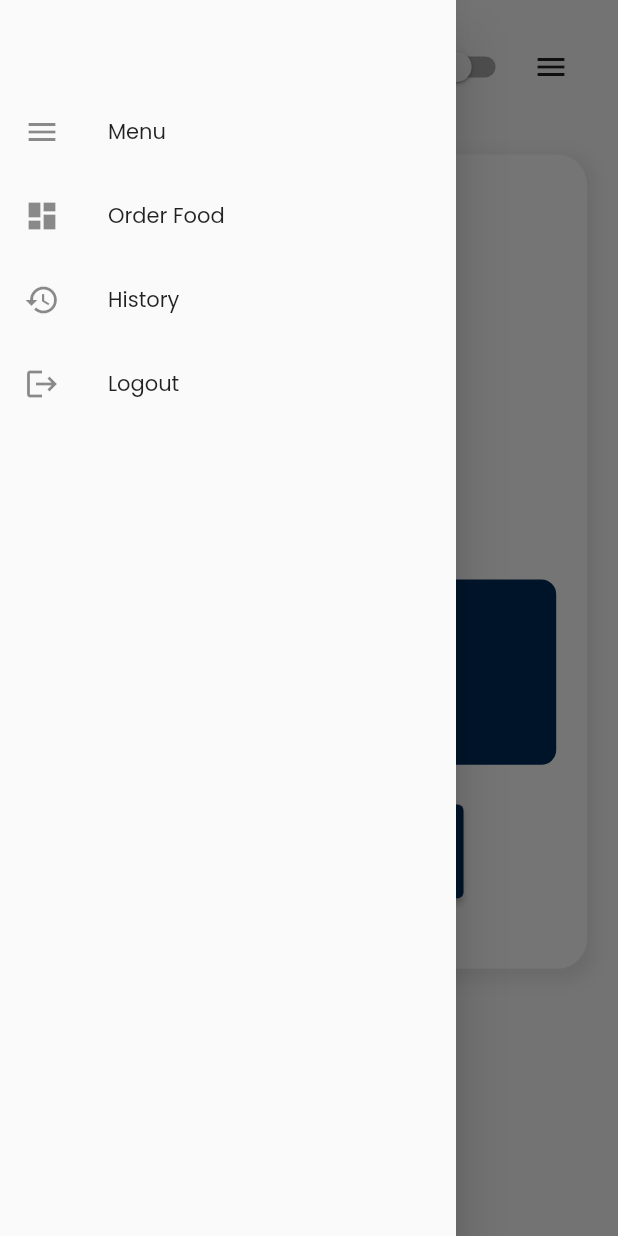
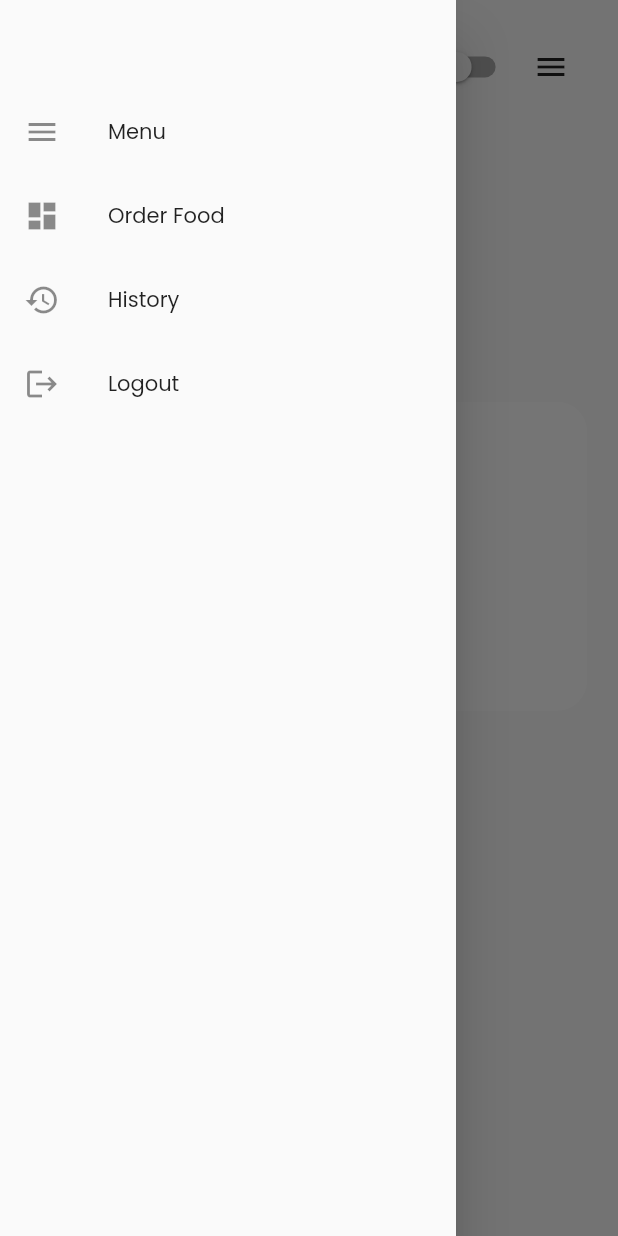
Before and after one commit to amaning1/lunch_ordering, a Flutter app: the MenuScreen screen opened by its route, with the side drawer open, on a phone screen of 412 x 824 dp. Run offline on Flutter 3.47's test engine with Material 2 defaults, Android fonts, the phone set to English and light mode, and no system bars; our stand-ins replace shared_preferences; accounts and stored records are empty; network calls fail.

Commit message:
Lunch ordering Application

```diff
--- a/lib/components.dart
+++ b/lib/components.dart
@@ -54,7 +54,7 @@ Widget row(String type, bool isloading, onPressed) {
   return Row(
     mainAxisAlignment: MainAxisAlignment.spaceBetween,
     children: [
-      Text(type, style: menuLarge),
+      Text(type, style: KMENUTextStyle),
       Button(text: 'ADD', isLoading: isloading, onPressed: onPressed)
     ],
   );
--- a/lib/constants.dart
+++ b/lib/constants.dart
@@ -3,6 +3,7 @@ import 'package:flutter/material.dart';
 Color blue = Color(0xFF007AFF);
 Color darkblue = Color(0xFF002C59);
 Color grayish = Color(0xFFE4EBF2);
+Color container = Color(0xFF80E4EBF2);
 
 bool state = false;
 bool SwitchSelected = false;
--- a/lib/main.dart
+++ b/lib/main.dart
@@ -15,6 +15,7 @@ import 'package:lunch_ordering/screens/sign-in.dart';
 import 'package:lunch_ordering/screens/sign-up.dart';
 import 'package:lunch_ordering/screens/loading-screen.dart';
 import 'package:lunch_ordering/screens/splash-screen.dart';
+import 'package:lunch_ordering/screens/user-mainpage.dart';
 import 'package:lunch_ordering/screens/view-history.dart';
 import 'package:provider/provider.dart';
 import 'package:lunch_ordering/providers/Manage.dart';
@@ -55,6 +56,7 @@ class MyApp extends StatelessWidget {
           '/adminViewOrders': (context) => AdminViewOrders(),
           '/adminAddUser': (context) => AdminAddUser(),
           '/adminApprovalRequests': (context) => AdminApprovalRequests(),
+          '/User': (context) => UserMain(),
         },
       ),
     );
--- a/lib/providers/Manage.dart
+++ b/lib/providers/Manage.dart
@@ -8,6 +8,7 @@ class Manage extends ChangeNotifier {
   bool _isloadingregister = false;
   bool _isloadingmenu = false;
   bool _menuloading = false;
+  bool _isMenu = false;
   List<ChipData> Chips = [];
 
   bool get isloadingmenu => _isloadingmenu;
@@ -39,6 +40,10 @@ class Manage extends ChangeNotifier {
     return _isloading;
   }
 
+  bool get isMenu {
+    return _isMenu;
+  }
+
   bool get menuloading {
     return _menuloading;
   }
@@ -49,6 +54,11 @@ class Manage extends ChangeNotifier {
 
   bool get rememberMe {
     return _rememberMe;
+  }
+
+  void changeMenu(bool isMenu) {
+    _isMenu = isMenu;
+    notifyListeners();
   }
 
   void changemenuStatus(bool isLoading) {
--- a/lib/providers/auth_provider.dart
+++ b/lib/providers/auth_provider.dart
@@ -17,7 +17,7 @@ class AuthProvider extends Manage {
   final TextEditingController nameController = TextEditingController();
   TextEditingController numberController = TextEditingController();
   TextEditingController passwordController = TextEditingController();
-
+  late User user;
   Future loadUserNumberPassword() async {
     try {
       SharedPreferences prefs = await SharedPreferences.getInstance();
@@ -103,7 +103,7 @@ class AuthProvider extends Manage {
       changeStatus(false);
 
       var rest = jsonDecode(data)['data'];
-      User user = User.fromJson(rest);
+      user = User.fromJson(rest);
       saveToken(user.token);
       saveUserDetails(user.phone_number, passwordController.text);
       print(user.phone_number);
@@ -113,7 +113,7 @@ class AuthProvider extends Manage {
 
       if (user.type == "chef" || user.type == "admin") {
         saveToken(user.token);
-        Navigator.pushNamed(context, '/fourth');
+        Navigator.pushNamed(context, '/allMenus');
       } else {
         saveToken(user.token);
         Navigator.pushNamed(context, '/splash');
--- a/lib/screens/main-screen.dart
+++ b/lib/screens/main-screen.dart
@@ -109,6 +109,16 @@ class _MenuScreenState extends State<MenuScreen> {
           padding: EdgeInsets.only(
               left: width * 0.05, right: width * 0.05, top: width * 0.05),
           child: Stack(children: <Widget>[
+            foodProvider.isMenu
+                ? Positioned(
+                    left: width * 0.33,
+                    top: width * 0.13,
+                    child: Container(
+                      child: Image.asset('images/img_1.png',
+                          height: width * 0.175, width: width * 0.25),
+                    ),
+                  )
+                : SizedBox(),
             Row(
               mainAxisAlignment: MainAxisAlignment.spaceBetween,
               children: [
@@ -136,7 +146,8 @@ class _MenuScreenState extends State<MenuScreen> {
               ],
             ),
             SizedBox(height: height * 0.10),
-            Padding(
+            foodProvider.isMenu
+                ? Padding(
                     padding: EdgeInsets.only(top: width * 0.20),
                     child: Container(
                       decoration: BoxDecoration(
@@ -188,22 +199,23 @@ class _MenuScreenState extends State<MenuScreen> {
                                   Container(
                                       decoration: BoxDecoration(
                                         color: darkblue,
-                                  borderRadius:
-                                      BorderRadius.all(Radius.circular(10)),
+                                        borderRadius: BorderRadius.all(
+                                            Radius.circular(10)),
                                       ),
                                       height: width * 0.3,
                                       child: Padding(
                                         padding: const EdgeInsets.all(8.0),
                                         child: TextFormField(
                                             cursorColor: Colors.white,
-                                      controller:
-                                          foodProvider.textFieldController,
+                                            controller: foodProvider
+                                                .textFieldController,
                                             style: TextStyle(
                                               color: Colors.white,
                                             ),
                                             decoration: InputDecoration(
                                                 border: InputBorder.none,
-                                          focusedBorder: InputBorder.none)),
+                                                focusedBorder:
+                                                    InputBorder.none)),
                                       )),
                                   SizedBox(height: height * 0.02),
                                   Center(
@@ -225,13 +237,23 @@ class _MenuScreenState extends State<MenuScreen> {
                             ]),
                       ),
                     ),
+                  )
+                : Padding(
+                    padding: EdgeInsets.only(top: height * 0.30),
+                    child: Container(
+                      height: height * 0.25,
+                      width: height * 0.6,
+                      decoration: BoxDecoration(
+                        color: Colors.white,
+                        borderRadius: BorderRadius.only(
+                            topLeft: Radius.circular(20),
+                            topRight: Radius.circular(20),
+                            bottomLeft: Radius.circular(20),
+                            bottomRight: Radius.circular(20)),
                       ),
-            Positioned(
-              left: width * 0.33,
-              top: width * 0.13,
-              child: Container(
-                child: Image.asset('images/img_1.png',
-                    height: width * 0.175, width: width * 0.25),
+                      child: Center(
+                          child:
+                              Text('No Menu for Today', style: KCardTextStyle)),
                     ),
                   ),
           ]),
--- a/lib/screens/menu/admin-add-user.dart
+++ b/lib/screens/menu/admin-add-user.dart
@@ -77,6 +77,11 @@ class _AdminAddUserState extends State<AdminAddUser> {
                     Container(
                       decoration: BoxDecoration(
                         color: Colors.white,
+                        borderRadius: BorderRadius.only(
+                            topLeft: Radius.circular(20),
+                            topRight: Radius.circular(20),
+                            bottomLeft: Radius.circular(20),
+                            bottomRight: Radius.circular(20)),
                         boxShadow: [
                           BoxShadow(
                             color: Colors.grey.withOpacity(0.2),
--- a/lib/screens/menu/admin-add.dart
+++ b/lib/screens/menu/admin-add.dart
@@ -88,8 +88,7 @@ class _AdminAddState extends State<AdminAdd> {
                             padding: const EdgeInsets.symmetric(
                                 vertical: 7, horizontal: 10),
                             deleteIconColor: Colors.red,
-                            onDeleted: () =>
-                                foodProvider.deleteFoodChip(chip.id),
+                            onDeleted: () => foodProvider.removeDrink(chip.id),
                           )).toList(),
                     ),
                   )
@@ -105,8 +104,7 @@ class _AdminAddState extends State<AdminAdd> {
                             padding: const EdgeInsets.symmetric(
                                 vertical: 7, horizontal: 10),
                             deleteIconColor: Colors.red,
-                            onDeleted: () =>
-                                foodProvider.deleteDrinkChip(chip.id),
+                            onDeleted: () => foodProvider.removeDrink(chip.id),
                           )).toList(),
                     ),
                   ),
--- a/lib/screens/view-history.dart
+++ b/lib/screens/view-history.dart
@@ -33,7 +33,7 @@ class _ViewHistoryState extends State<ViewHistory> {
       body: SingleChildScrollView(
         child: Padding(
           padding: EdgeInsets.only(
-              top: height * 0.04, left: height * 0.02, right: height * 0.04),
+              top: height * 0.04, left: height * 0.04, right: height * 0.04),
           child: Column(
             mainAxisAlignment: MainAxisAlignment.start,
             children: [
```
Also changed, not shown: lib/providers/food_providers.dart (+50 -27 lines), lib/screens/menu/add-menu.dart (+1 -6 lines), lib/screens/user-mainpage.dart (added, +164 -0 lines), lib/screens/update-order.dart (added). Lines whose indentation alone changed are shown as unchanged.
